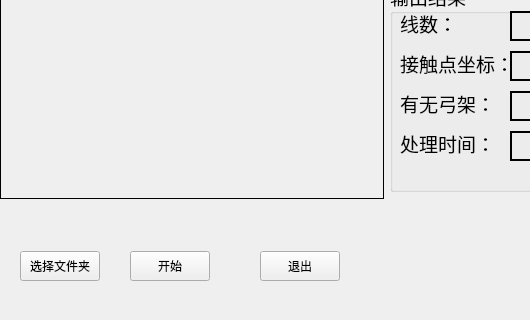
Old version of the form mainwindow.ui in the repository SWX-TJ/Highspeed; both pictures show x 0 to 530 and y 159 to 479 of the 672 by 479 pixel window.
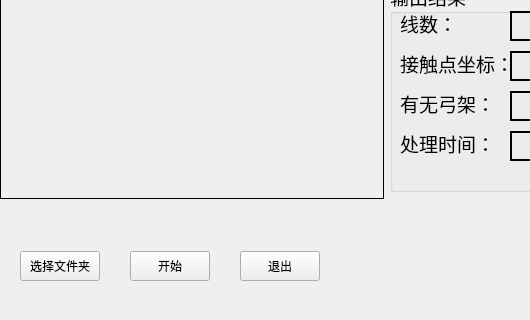
New version of the form.

What changed in the file:
```diff
--- a/mainwindow.ui
+++ b/mainwindow.ui
@@ -103,7 +103,7 @@
    <widget class="QPushButton" name="pushButton_2">
     <property name="geometry">
      <rect>
-      <x>260</x>
+      <x>240</x>
       <y>370</y>
       <width>80</width>
       <height>30</height>
```
Left out of the diff: 8 changed lines with no effect on the pictures.
